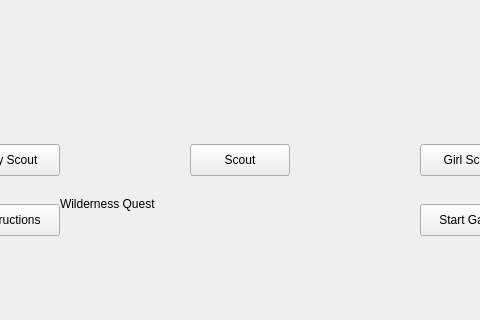
Qt form EducationalApp/startpage.ui (wildberryprincess/WildernessQuest-Wasm) before a commit; both pictures show x 490 to 970 and y 146 to 466 of the 1450 by 780 pixel window.
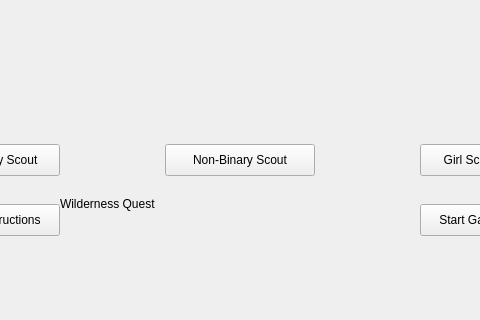
The same form after that commit.

Commit message: Added heart and nonBinary Scout.

```diff
--- a/EducationalApp/startpage.ui
+++ b/EducationalApp/startpage.ui
@@ -81,14 +81,14 @@
   <widget class="QPushButton" name="nonBinaryScoutButton">
    <property name="geometry">
     <rect>
-     <x>680</x>
+     <x>655</x>
      <y>290</y>
-     <width>100</width>
+     <width>150</width>
      <height>32</height>
     </rect>
    </property>
    <property name="text">
-    <string>Scout</string>
+    <string>Non-Binary Scout</string>
    </property>
   </widget>
  </widget>
```
The commit also changes 6 other files.
